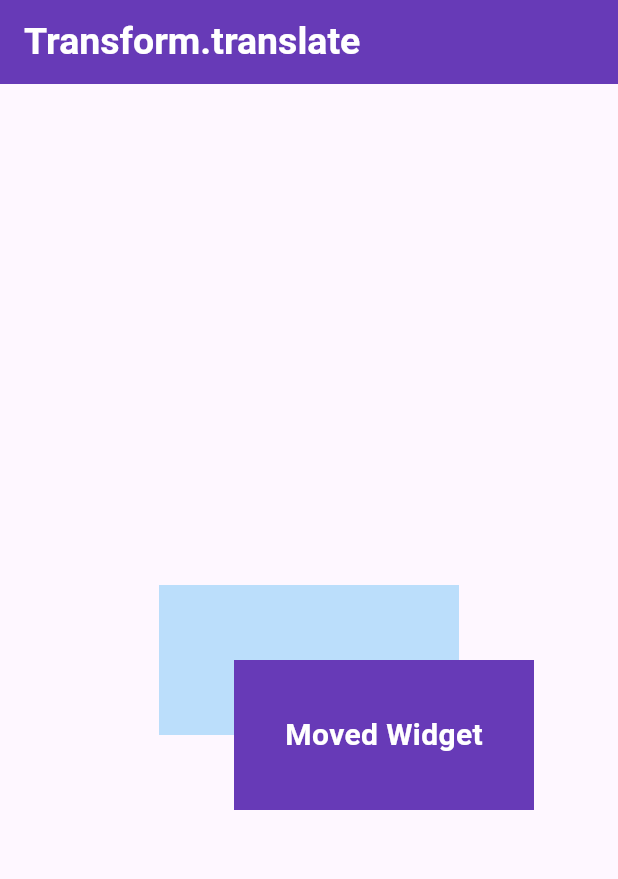
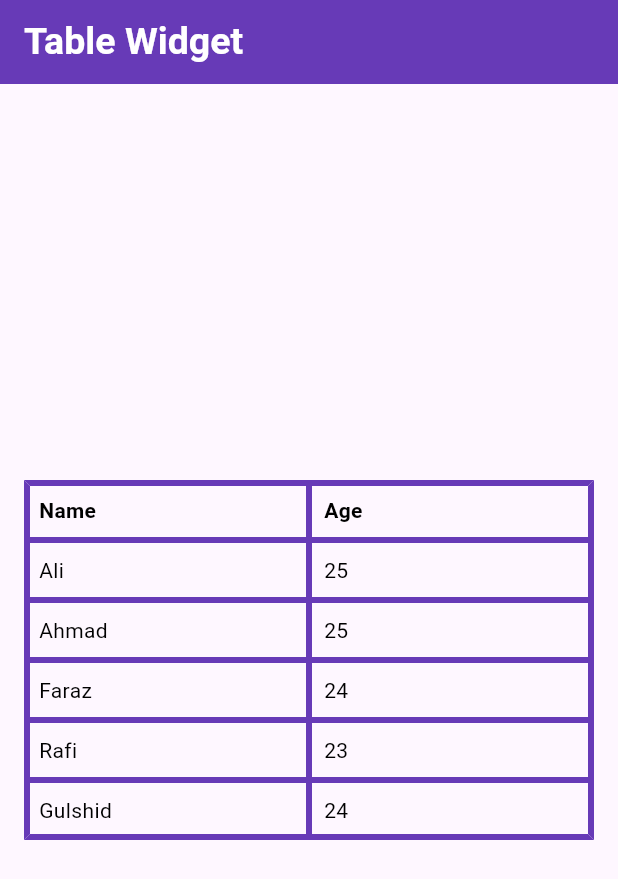
Before and after one commit to Gulshid/Flutter-Shorts-, a Flutter app: the screen it shows after launch, on a phone screen of 412 x 824 dp. Shown: the top 879 px of the screen. Run offline on Flutter 3.47's test engine with Material 3 defaults, Android fonts, the phone set to English and light mode, and no system bars.

Commit message:
table widget is done

```diff
--- /dev/null
+++ b/shorts/lib/Layout and Positioning/table_widget.dart
@@ -0,0 +1,194 @@
+import 'package:flutter/material.dart';
+
+class TableWidget extends StatefulWidget {
+  const TableWidget({super.key});
+
+  @override
+  State<TableWidget> createState() => _TableWidgetState();
+}
+
+class _TableWidgetState extends State<TableWidget> {
+  @override
+  Widget build(BuildContext context) {
+    return Scaffold(
+      appBar: AppBar(
+        title: const Text(
+          'Table Widget',
+          style: TextStyle(
+            color: Colors.white,
+            fontSize: 25,
+            fontWeight: FontWeight.bold,
+          ),
+        ),
+        backgroundColor: Colors.deepPurple,
+      ),
+
+      body: Center(
+        child: Padding(
+          padding: const EdgeInsets.all(16.0),
+          child: Table(
+            border: TableBorder.all(color: Colors.deepPurple, width: 4),
+
+            children: const [
+              TableRow(
+                children: [
+                  Padding(
+                    padding: EdgeInsets.all(10.0),
+                    child: Text(
+                      "Name",
+                      style: TextStyle(
+                        color: Colors.black,
+                        fontWeight: FontWeight.bold,
+                      ),
+                    ),
+                  ),
+
+                  Padding(
+                    padding: EdgeInsets.all(10.0),
+                    child: Text(
+                      "Age",
+                      style: TextStyle(
+                        color: Colors.black,
+                        fontWeight: FontWeight.bold,
+                      ),
+                    ),
+                  ),
+                ],
+              ),
+
+              TableRow(
+                children: [
+                  Padding(
+                    padding: EdgeInsets.all(10.0),
+                    child: Text(
+                      "Ali",
+                      style: TextStyle(
+                        color: Colors.black,
+                        // fontWeight: FontWeight.bold,
+                      ),
+                    ),
+                  ),
+
+                  Padding(
+                    padding: EdgeInsets.all(10.0),
+                    child: Text(
+                      "25",
+                      style: TextStyle(
+                        color: Colors.black,
+                        // fontWeight: FontWeight.bold,
+                      ),
+                    ),
+                  ),
+                ],
+              ),
+
+              TableRow(
+                children: [
+                  Padding(
+                    padding: EdgeInsets.all(10.0),
+                    child: Text(
+                      "Ahmad",
+                      style: TextStyle(
+                        color: Colors.black,
+                        // fontWeight: FontWeight.bold,
+                      ),
+                    ),
+                  ),
+
+                  Padding(
+                    padding: EdgeInsets.all(10.0),
+                    child: Text(
+                      "25",
+                      style: TextStyle(
+                        color: Colors.black,
+                        // fontWeight: FontWeight.bold,
+                      ),
+                    ),
+                  ),
+                ],
+              ),
+
+              TableRow(
+                children: [
+                  Padding(
+                    padding: EdgeInsets.all(10.0),
+                    child: Text(
+                      "Faraz",
+                      style: TextStyle(
+                        color: Colors.black,
+                        // fontWeight: FontWeight.bold,
+                      ),
+                    ),
+                  ),
+
+                  Padding(
+                    padding: EdgeInsets.all(10.0),
+                    child: Text(
+                      "24",
+                      style: TextStyle(
+                        color: Colors.black,
+                        // fontWeight: FontWeight.bold,
+                      ),
+                    ),
+                  ),
+                ],
+              ),
+
+              TableRow(
+                children: [
+                  Padding(
+                    padding: EdgeInsets.all(10.0),
+                    child: Text(
+                      "Rafi",
+                      style: TextStyle(
+                        color: Colors.black,
+                        // fontWeight: FontWeight.bold,
+                      ),
+                    ),
+                  ),
+
+                  Padding(
+                    padding: EdgeInsets.all(10.0),
+                    child: Text(
+                      "23",
+                      style: TextStyle(
+                        color: Colors.black,
+                        // fontWeight: FontWeight.bold,
+                      ),
+                    ),
+                  ),
+                ],
+              ),
+
+              TableRow(
+                children: [
+                  Padding(
+                    padding: EdgeInsets.all(10.0),
+                    child: Text(
+                      "Gulshid ",
+                      style: TextStyle(
+                        color: Colors.black,
+                        // fontWeight: FontWeight.bold,
+                      ),
+                    ),
+                  ),
+
+                  Padding(
+                    padding: EdgeInsets.all(10.0),
+                    child: Text(
+                      "24",
+                      style: TextStyle(
+                        color: Colors.black,
+                        // fontWeight: FontWeight.bold,
+                      ),
+                    ),
+                  ),
+                ],
+              ),
+            ],
+          ),
+        ),
+      ),
+    );
+  }
+}
--- a/shorts/lib/main.dart
+++ b/shorts/lib/main.dart
@@ -1,5 +1,5 @@
 import 'package:flutter/material.dart';
-import 'package:shorts/Layout%20and%20Positioning/transform_translate_widget.dart';
+import 'package:shorts/Layout%20and%20Positioning/table_widget.dart';
 
 void main() {
   runApp(const MyApp());
@@ -12,7 +12,7 @@ class MyApp extends StatelessWidget {
   Widget build(BuildContext context) {
     return MaterialApp(
       debugShowCheckedModeBanner: false,
-      home: TransformTranslateWidget(),
+      home: TableWidget(),
     );
   }
 }
```
